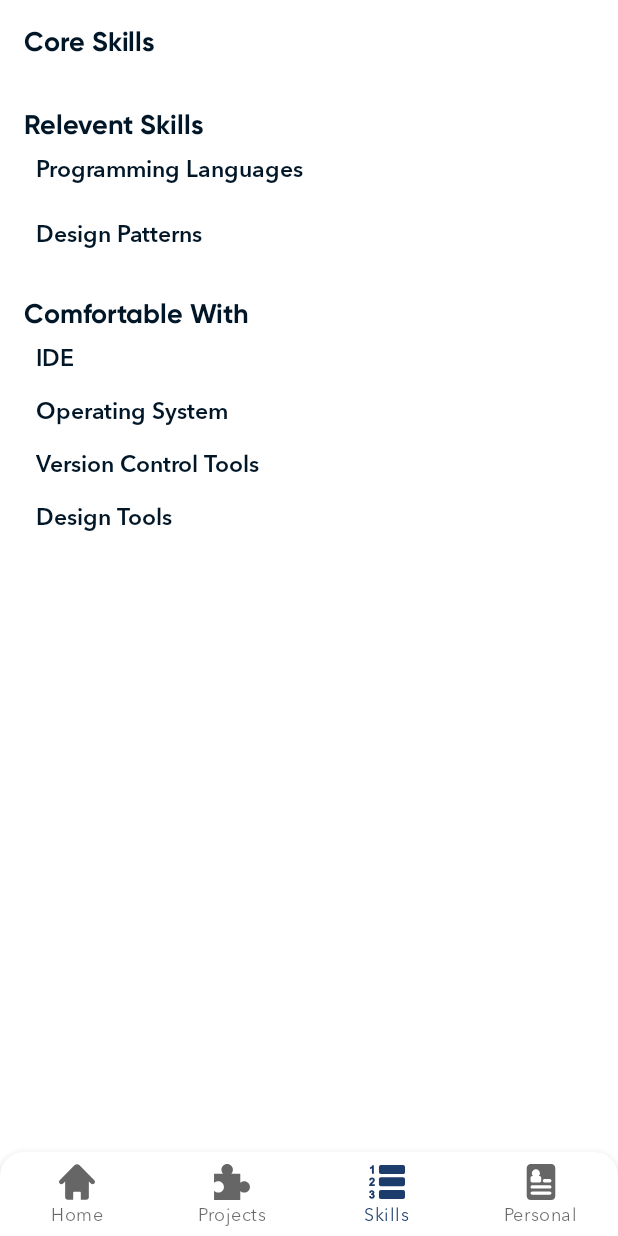
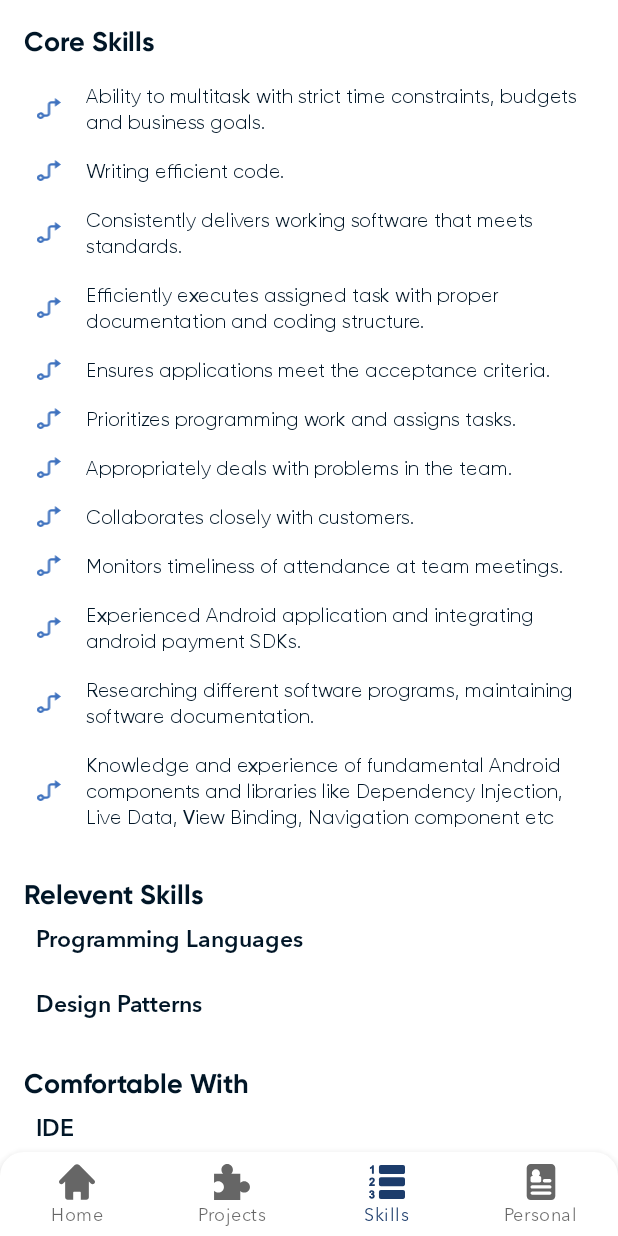
Before and after one commit to Rayhan-kh/my_cv_app, an Android app: the screen it shows after launch (MainActivity), item 3 of the bottom bar chosen, on a phone screen of 412 x 824 dp. Run offline under Robolectric (Android 15) with nearby library versions, the phone set to English and light mode, and no system bars; our stand-ins replace FlexboxLayout, navigation-ui; libraries missing offline, so code that uses them is left out: org.koin.android.

Commit message:
feat: bind cores kill recycler view with data

```diff
--- a/app/src/main/java/com/foxcoder/cvapplication/utils/Constants.kt
+++ b/app/src/main/java/com/foxcoder/cvapplication/utils/Constants.kt
@@ -83,3 +83,17 @@ val myProjects = listOf(
         storeUrl = "https://play.google.com/store/apps/details?id=com.truckpathao.www",
     )
 )
+val coreSkills = listOf(
+    "Ability to multitask with strict time constraints, budgets and business goals.",
+    "Writing efficient code.", "Consistently delivers working software that meets standards.",
+    "Efficiently executes assigned task with proper documentation and coding structure.",
+    "Ensures applications meet the acceptance criteria.",
+    "Prioritizes programming work and assigns tasks.",
+    "Appropriately deals with problems in the team.",
+    "Collaborates closely with customers.",
+    "Monitors timeliness of attendance at team meetings.",
+    "Experienced Android application and integrating android payment SDKs.",
+    "Researching different software programs, maintaining software documentation.",
+    "Knowledge and experience of fundamental Android components and libraries like Dependency Injection, Live Data, View Binding, Navigation component etc  "
+
+)
--- a/app/src/main/java/com/foxcoder/cvapplication/view/SkillsFragment.kt
+++ b/app/src/main/java/com/foxcoder/cvapplication/view/SkillsFragment.kt
@@ -7,6 +7,7 @@ import android.view.View
 import android.view.ViewGroup
 import com.foxcoder.cvapplication.R
 import com.foxcoder.cvapplication.databinding.FragmentSkillsBinding
+import com.foxcoder.cvapplication.utils.coreSkills
 import org.koin.android.ext.android.bind
 
 
@@ -14,6 +15,7 @@ class SkillsFragment : Fragment() {
 
     private var _binding: FragmentSkillsBinding? = null
     private val binding get() = _binding!!
+    private val coreSkillAdapter= CoreSkillAdapter(coreSkills)
 
     override fun onCreateView(
         inflater: LayoutInflater, container: ViewGroup?,
@@ -25,7 +27,18 @@ class SkillsFragment : Fragment() {
 
     override fun onViewCreated(view: View, savedInstanceState: Bundle?) {
         setLightStatusBar(view, requireActivity())
+        initViewItems()
         super.onViewCreated(view, savedInstanceState)
+    }
+
+    private fun initViewItems() {
+        with(binding){
+            rvCoreSkill.apply {
+                hasFixedSize()
+                isNestedScrollingEnabled=true
+                adapter= coreSkillAdapter
+            }
+        }
     }
 
     override fun onDestroyView() {
--- a/app/src/main/res/layout/core_skill_view_item.xml
+++ b/app/src/main/res/layout/core_skill_view_item.xml
@@ -16,18 +16,15 @@
             android:src="@drawable/ic_direction"/>
 
     <com.google.android.material.textview.MaterialTextView
-            android:letterSpacing="0.23"
             android:layout_marginStart="8dp"
             android:text="@string/description"
             android:layout_width="0dp"
             android:layout_weight="1"
             android:layout_height="wrap_content"
-            android:lineSpacingExtra="6sp"
+            android:lineSpacingExtra="4sp"
             style="@style/H3TextAppearance"
-            android:justificationMode="inter_word"
-            android:maxLines="2"
+            android:maxLines="3"
             android:ellipsize="end"
-            android:textSize="14sp"
             android:id="@+id/tv_core_skill"
             />
 
--- a/app/src/main/res/layout/flex_text_item_view.xml
+++ b/app/src/main/res/layout/flex_text_item_view.xml
@@ -12,7 +12,7 @@
               android:layout_height="wrap_content">
 
     <androidx.appcompat.widget.AppCompatTextView
-            app:letterSpacing="0.5"
+            android:letterSpacing="0.02"
             tools:text="Kotlin"
             android:layout_width="wrap_content"
             android:layout_height="wrap_content"
--- a/app/src/main/res/layout/fragment_skills.xml
+++ b/app/src/main/res/layout/fragment_skills.xml
@@ -1,12 +1,18 @@
 <?xml version="1.0" encoding="utf-8"?>
-<androidx.constraintlayout.widget.ConstraintLayout
+<androidx.core.widget.NestedScrollView
         xmlns:android="http://schemas.android.com/apk/res/android"
         xmlns:app="http://schemas.android.com/apk/res-auto"
         xmlns:tools="http://schemas.android.com/tools"
+        android:fitsSystemWindows="true"
         android:layout_width="match_parent"
         android:layout_height="match_parent"
         tools:context=".view.SkillsFragment"
-        android:id="@+id/rv_program_skills">
+        >
+
+    <androidx.constraintlayout.widget.ConstraintLayout
+            android:layout_width="match_parent"
+            android:layout_height="match_parent">
+
 
     <androidx.recyclerview.widget.RecyclerView
             app:layoutManager="androidx.recyclerview.widget.LinearLayoutManager"
@@ -17,7 +23,7 @@
             app:layout_constraintStart_toStartOf="@+id/guideline1"
             app:layout_constraintEnd_toStartOf="@+id/guideline7"
             android:layout_marginTop="8dp"
-            android:id="@+id/rv_program_skill"/>
+            android:id="@+id/rv_core_skill"/>
 
     <androidx.constraintlayout.widget.Guideline
             android:orientation="vertical"
@@ -58,7 +64,7 @@
             android:layout_width="0dp"
             android:layout_height="wrap_content"
             android:id="@+id/textView2"
-            app:layout_constraintTop_toBottomOf="@+id/rv_program_skill"
+            app:layout_constraintTop_toBottomOf="@+id/rv_core_skill"
             app:layout_constraintStart_toStartOf="@+id/guideline1"
             android:layout_marginTop="24dp"
             app:layout_constraintEnd_toStartOf="@+id/guideline7"
@@ -219,6 +225,6 @@
             android:layout_marginTop="8dp"
             android:layout_marginStart="8dp"
             android:id="@+id/rv_design_tools"/>
+    </androidx.constraintlayout.widget.ConstraintLayout>
 
-
-</androidx.constraintlayout.widget.ConstraintLayout>
+</androidx.core.widget.NestedScrollView>
--- a/app/src/main/res/values/themes.xml
+++ b/app/src/main/res/values/themes.xml
@@ -146,7 +146,7 @@
         <item name="fontFamily">@font/gilroy_regular</item>
         <item name="android:textAllCaps">false</item>
         <item name="android:textSize">13sp</item>
-        <item name="android:letterSpacing">0.23</item>
+        <item name="android:letterSpacing">0</item>
 
     </style>
 
```
